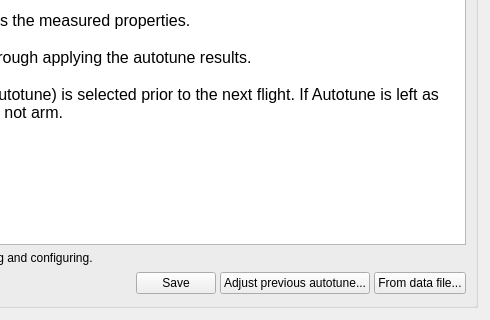
This is ground/gcs/src/plugins/config/autotune.ui in d-ronin/dRonin as Qt 5 draws it before an edit; both pictures show x 348 to 838 and y 437 to 757 of the 838 by 757 pixel window. The edited form follows.
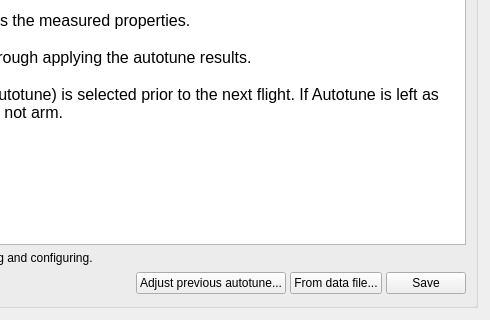
This is the edited form.

Commit message:
GCS:Config:Autotune: Move save button to right
Consistent with all other config widgets

What changed in the file:
```diff
--- a/ground/gcs/src/plugins/config/autotune.ui
+++ b/ground/gcs/src/plugins/config/autotune.ui
@@ -123,6 +123,20 @@
           </property>
          </spacer>
         </item>
+        <item>
+         <widget class="QPushButton" name="adjustTune">
+          <property name="text">
+           <string>Adjust previous autotune...</string>
+          </property>
+         </widget>
+        </item>
+        <item>
+         <widget class="QPushButton" name="fromDataFileBtn">
+          <property name="text">
+           <string>From data file...</string>
+          </property>
+         </widget>
+        </item>
         <item>
          <widget class="QPushButton" name="saveStabilizationToSD_6">
           <property name="minimumSize">
@@ -147,20 +161,6 @@
           </property>
          </widget>
         </item>
-        <item>
-         <widget class="QPushButton" name="adjustTune">
-          <property name="text">
-           <string>Adjust previous autotune...</string>
-          </property>
-         </widget>
-        </item>
-        <item>
-         <widget class="QPushButton" name="fromDataFileBtn">
-          <property name="text">
-           <string>From data file...</string>
-          </property>
-         </widget>
-        </item>
        </layout>
       </item>
      </layout>
```
